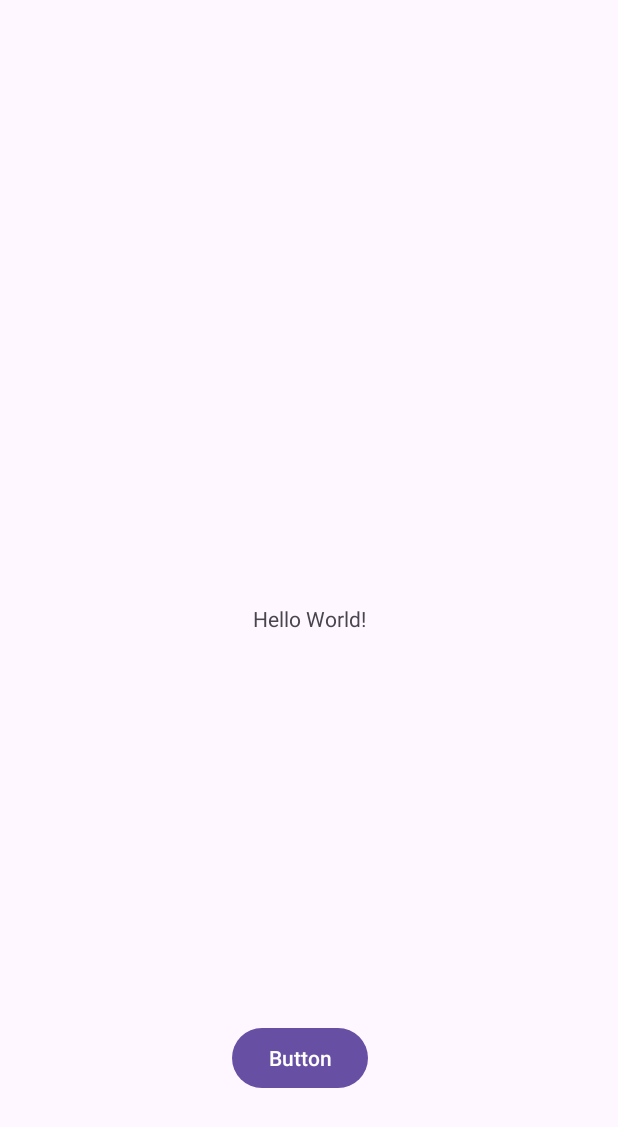
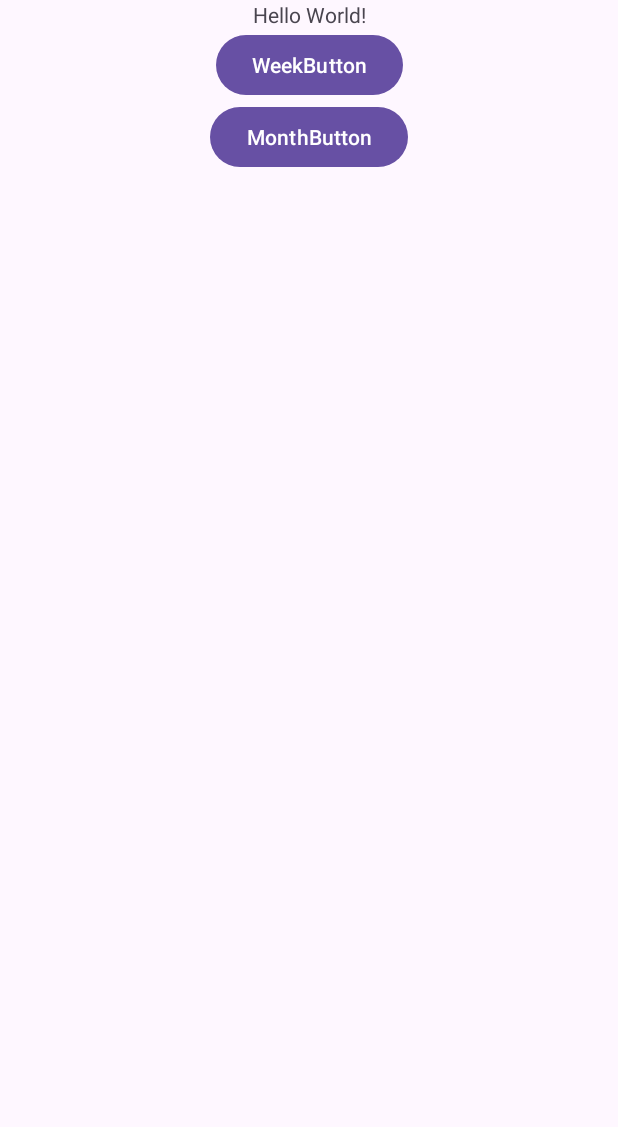
Before and after one commit to Sadeg02/ProjektRosliny, an Android app: the screen it shows after launch (MainActivity), on a phone screen of 412 x 824 dp. Shown: the top 1127 px of the screen. Run offline under Robolectric (Android 15) with nearby library versions, the phone set to English and light mode, and no system bars.

```diff
--- a/app/src/main/AndroidManifest.xml
+++ b/app/src/main/AndroidManifest.xml
@@ -17,10 +17,14 @@
             android:exported="true">
             <intent-filter>
                 <action android:name="android.intent.action.MAIN" />
-
                 <category android:name="android.intent.category.LAUNCHER" />
             </intent-filter>
         </activity>
+
+        <activity android:name=".MonthActivity" />
+
+        <activity android:name=".WeekActivity" />
+
     </application>
     <uses-permission android:name="android.permission.INTERNET" />
 </manifest>
--- a/app/src/main/res/layout/activity_main.xml
+++ b/app/src/main/res/layout/activity_main.xml
@@ -11,21 +11,28 @@
         android:layout_width="wrap_content"
         android:layout_height="wrap_content"
         android:text="Hello World!"
-        app:layout_constraintBottom_toBottomOf="parent"
+        app:layout_constraintTop_toTopOf="parent"
         app:layout_constraintEnd_toEndOf="parent"
-        app:layout_constraintStart_toStartOf="parent"
-        app:layout_constraintTop_toTopOf="parent" />
+        app:layout_constraintStart_toStartOf="parent" />
 
     <Button
-        android:id="@+id/button"
+        android:id="@+id/week_button"
         android:layout_width="wrap_content"
         android:layout_height="wrap_content"
-        android:text="Button"
-        app:layout_constraintBottom_toBottomOf="parent"
+        android:text="@string/week_button"
+        app:layout_constraintTop_toBottomOf="@+id/cos"
+        app:layout_constraintStart_toStartOf="parent"
         app:layout_constraintEnd_toEndOf="parent"
-        app:layout_constraintHorizontal_bias="0.481"
+        app:layout_constraintVertical_bias="0.1" />
+
+    <Button
+        android:id="@+id/month_button"
+        android:layout_width="wrap_content"
+        android:layout_height="wrap_content"
+        android:text="@string/month_button"
+        app:layout_constraintTop_toBottomOf="@+id/week_button"
         app:layout_constraintStart_toStartOf="parent"
-        app:layout_constraintTop_toBottomOf="@+id/cos"
-        app:layout_constraintVertical_bias="0.732" />
+        app:layout_constraintEnd_toEndOf="parent"
+        app:layout_constraintVertical_bias="0.1" />
 
 </androidx.constraintlayout.widget.ConstraintLayout>
--- /dev/null
+++ b/app/src/main/res/values-night/strings.xml
@@ -0,0 +1,4 @@
+<?xml version="1.0" encoding="utf-8"?>
+<resources>
+    <string name="week_button">WeekButton</string>
+</resources>
--- a/app/src/main/res/values/strings.xml
+++ b/app/src/main/res/values/strings.xml
@@ -1,3 +1,5 @@
 <resources>
     <string name="app_name">Roslinki</string>
+    <string name="week_button">WeekButton</string>
+    <string name="month_button">MonthButton</string>
 </resources>
```
Also changed, not shown: app/src/main/java/com/example/roslinki/MainActivity.kt (+61 -16 lines), app/src/main/java/com/example/roslinki/MonthActivity.kt (added, +29 -0 lines), app/src/main/java/com/example/roslinki/WeekActivity.kt (added, +29 -0 lines), app/src/main/res/layout/activity_month.xml (added, +15 -0 lines), app/src/main/res/layout/activity_week.xml (added, +15 -0 lines).
